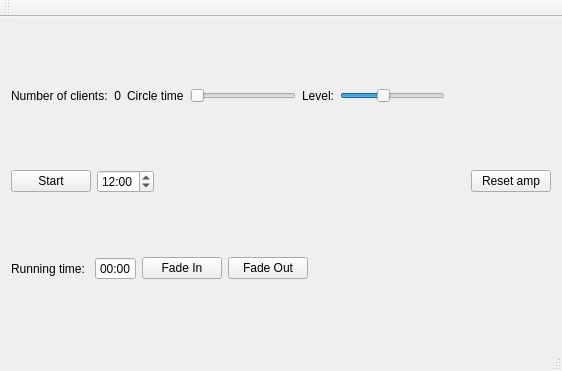
The window that rotation-gui/rotationwindow.ui (tarmoj/harmonicsgame) describes before a commit, drawn with Qt 5.
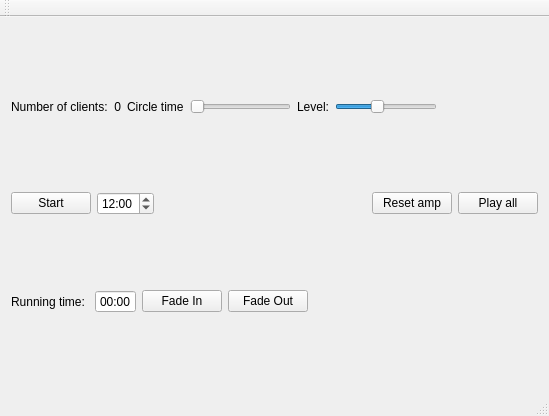
The same window after the commit.

What changed in the file:
```diff
--- a/rotation-gui/rotationwindow.ui
+++ b/rotation-gui/rotationwindow.ui
@@ -6,8 +6,8 @@
    <rect>
     <x>0</x>
     <y>0</y>
-    <width>562</width>
-    <height>371</height>
+    <width>549</width>
+    <height>416</height>
    </rect>
   </property>
   <property name="windowTitle">
@@ -123,6 +123,13 @@
         </property>
        </widget>
       </item>
+      <item>
+       <widget class="QPushButton" name="playAllButton">
+        <property name="text">
+         <string>Play all</string>
+        </property>
+       </widget>
+      </item>
      </layout>
     </item>
     <item>
```
Left out of the diff: 2 changed lines with no effect on the pictures.
